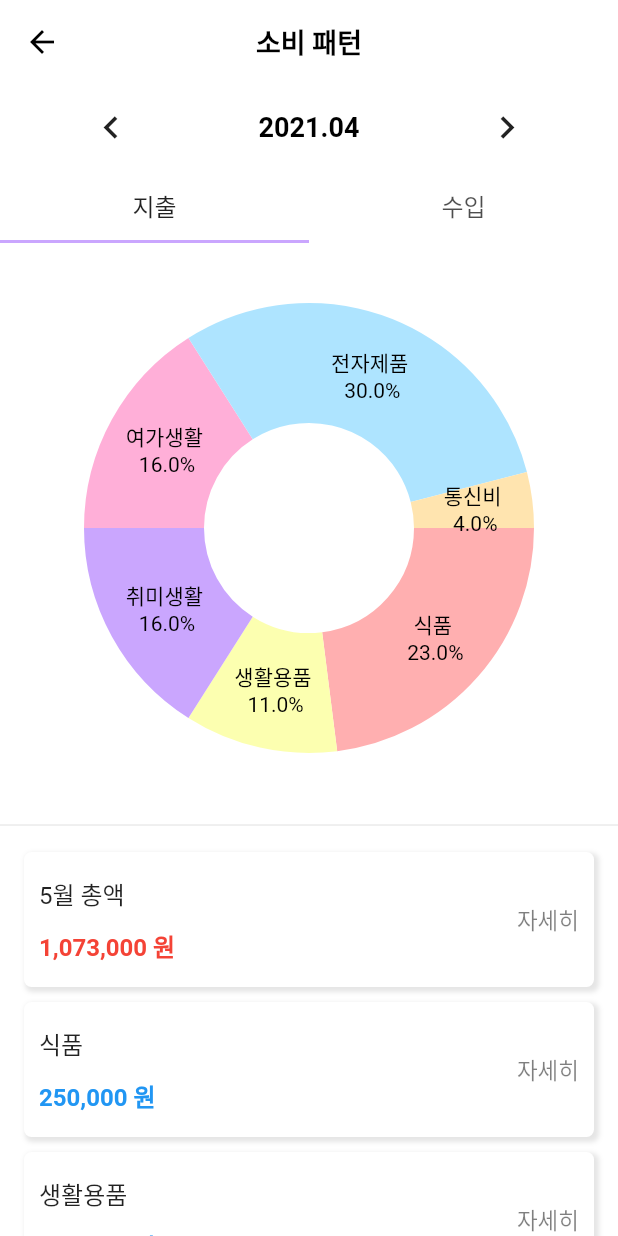
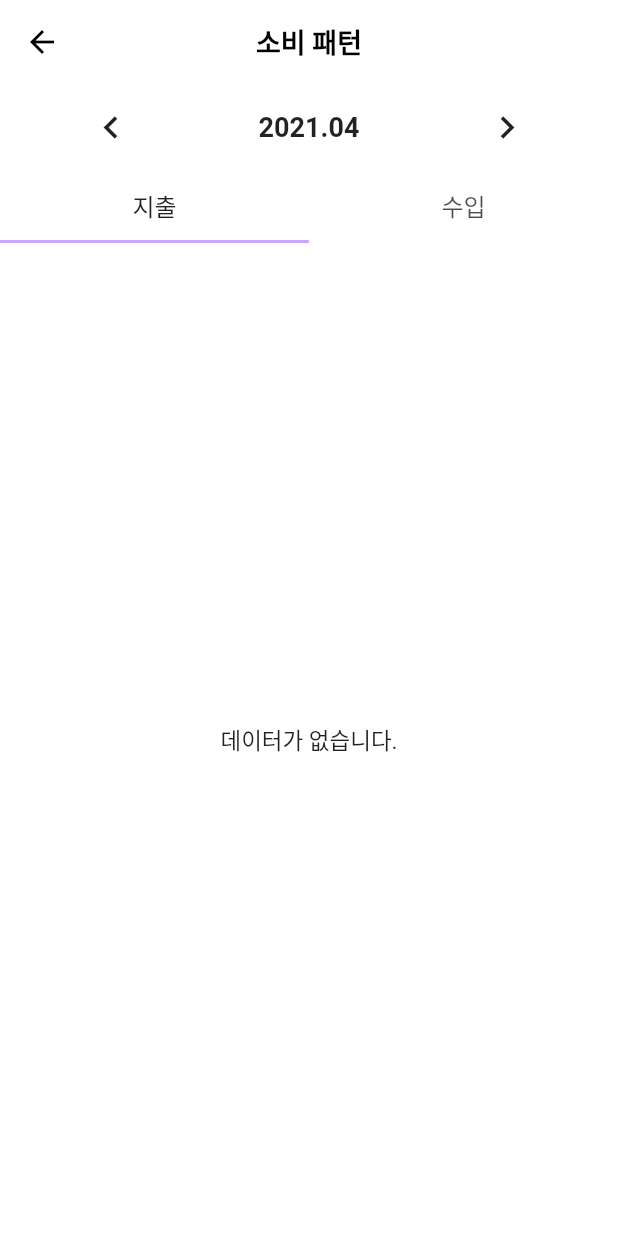
Before and after one commit to flxh4894/account_book, a Flutter app: the ChartPage screen opened directly, after a tap on the "chevron left" icon, on a phone screen of 412 x 824 dp. Run offline on Flutter 3.47's test engine with Material 2 defaults, Android fonts, the phone set to English and light mode, and no system bars; drawn by our look-alikes of fl_chart; our stand-ins replace get, math_expressions, sqflite, table_calendar; accounts and stored records are empty; statements that could not run were skipped.

Commit message:
차트데이터 데이터베이스와 연동 데이터피커 변경

```diff
--- a/lib/src/controller/chart_controller.dart
+++ b/lib/src/controller/chart_controller.dart
@@ -1,12 +1,20 @@
 import 'dart:ui';
 
+import 'package:accountbook/src/helper/db_helper.dart';
 import 'package:accountbook/src/model/category_info.dart';
 import 'package:flutter/material.dart';
 import 'package:get/get.dart';
+import 'package:sqflite/sqflite.dart';
 
 enum CategoryType {Income, Expense}
 
 class ChartController extends GetxController {
+  static Database _database;
+  Future<Database> get database async {
+    if (_database != null) return _database;
+    _database = await DatabaseHelper().database;
+    return _database;
+  }
 
   final List<Color> colors = [
     Color(0xffffafb0),
@@ -24,25 +32,41 @@ class ChartController extends GetxController {
   RxList<CategoryInfo> incomeList = <CategoryInfo>[].obs;
   RxInt totalIncome = 0.obs;
 
+  // 날짜 (현재일 기본값)
+  Rx<DateTime> _date = DateTime.now().obs;
+  DateTime get date => _date.value;
+
+  // 월 변경
+  void changeDate(int count) {
+    int daysInMonth(DateTime date){
+      var firstDayThisMonth = new DateTime(date.year, date.month, date.day);
+      var firstDayNextMonth = new DateTime(firstDayThisMonth.year, firstDayThisMonth.month + count, firstDayThisMonth.day);
+      return firstDayNextMonth.difference(firstDayThisMonth).inDays;
+    }
+    _date( _date.value.add(Duration(days: daysInMonth(_date.value))) );
+  }
 
   @override
   void onInit() {
-    getExpenseList();
-    getIncomeList();
+    getExpenseList(DateTime.now());
+    getIncomeList(DateTime.now());
     super.onInit();
   }
 
   // 카테고리별 내역 가져오기
-  void getExpenseList() async {
-    expenseList.addAll([
-      CategoryInfo(type: 1, percent: 20, text: '식품', price: 250000),
-      CategoryInfo(type: 2, percent: 10, text: '생활용품', price: 120000),
-      CategoryInfo(type: 3, percent: 15, text: '취미생활', price: 170000),
-      CategoryInfo(type: 4, percent: 15, text: '여가생활', price: 170000),
-      CategoryInfo(type: 5, percent: 27, text: '전자제품', price: 320000),
-      CategoryInfo(type: 6, percent: 13, text: '통신비', price: 43000),
-    ]);
+  void getExpenseList(DateTime date) async {
+    final db = await database;
+    final year = date.year;
+    final month = date.month < 10 ? '0${date.month}' : date.month;
+    final yearMonth = '$year$month';
 
+    var list = await db.rawQuery("SELECT sum(A.price) AS price, A.category, B.name " +
+        "FROM daily_cost A, category B " +
+        "WHERE A.category = B.id AND B.type = 2 AND A.date BETWEEN '${yearMonth}01' AND '${yearMonth}31' " +
+        "GROUP BY A.category " +
+        "ORDER BY price DESC");
+
+    expenseList(list.map((e) => CategoryInfo.fromJson(e)).toList() );
     setTotalExpense();
   }
 
@@ -55,11 +79,19 @@ class ChartController extends GetxController {
     totalExpense(total);
   }
 
-  void getIncomeList() async {
-    incomeList.addAll([
-      CategoryInfo(type: 99, percent: 20, text: '근로소득', price: 4500000),
-      CategoryInfo(type: 99, percent: 20, text: '투자소득', price: 1250000),
-    ]);
+  void getIncomeList(DateTime date) async {
+    final db = await database;
+    final year = date.year;
+    final month = date.month < 10 ? '0${date.month}' : date.month;
+    final yearMonth = '$year$month';
+
+    var list = await db.rawQuery("SELECT sum(A.price) AS price, A.category, B.name " +
+        "FROM daily_cost A, category B " +
+        "WHERE A.category = B.id AND B.type = 1 AND A.date BETWEEN '${yearMonth}01' AND '${yearMonth}31' " +
+        "GROUP BY A.category " +
+        "ORDER BY price DESC");
+
+    incomeList( list.map((e) => CategoryInfo.fromJson(e)).toList() );
     setTotalIncome();
   }
 
--- a/lib/src/model/category_info.dart
+++ b/lib/src/model/category_info.dart
@@ -1,8 +1,13 @@
 class CategoryInfo {
-  final int type;
-  final int percent;
+  final int category;
   final int price;
-  final String text;
+  final String name;
 
-  CategoryInfo({this.type, this.percent, this.text, this.price});
+  CategoryInfo({this.category, this.name, this.price});
+
+  factory CategoryInfo.fromJson(Map<String, dynamic> json) => CategoryInfo(
+    category: json['category'],
+    price: json['price'],
+    name: json['name']
+  );
 }
--- a/lib/src/page/chart.dart
+++ b/lib/src/page/chart.dart
@@ -2,35 +2,25 @@ import 'package:accountbook/src/component/datePicker.dart';
 import 'package:accountbook/src/component/list_row.dart';
 import 'package:accountbook/src/controller/chart_controller.dart';
 import 'package:accountbook/src/controller/util_controller.dart';
+import 'package:accountbook/src/model/category_info.dart';
 import 'package:accountbook/src/utils/common_utils.dart';
 import 'package:fl_chart/fl_chart.dart';
-import 'package:flutter/gestures.dart';
 import 'package:flutter/material.dart';
 import 'package:get/get.dart';
 import 'dart:math' as math;
-import 'chart/indicator.dart';
 
-class ChartPage extends StatefulWidget {
-  @override
-  _ChartPageState createState() => _ChartPageState();
-}
-
-class _ChartPageState extends State<ChartPage> {
-  final UtilController _utilController = Get.put(UtilController());
+class ChartPage extends StatelessWidget {
+  final UtilController _utilController = Get.find<UtilController>();
   final ChartController _chartController = Get.put(ChartController());
   final CommonUtils _utils = CommonUtils();
-  int touchedIndex = -1;
-  List<Color> colors;
-
-  @override
-  void initState() {
-    colors = _chartController.colors;
-    super.initState();
-  }
 
   Widget _body() {
     return TabBarView(
         children: [
+          _chartController.expenseList.length == 0
+          ? Center(
+            child: Text('데이터가 없습니다.'),
+          ) :
           SingleChildScrollView(
             child: Column(
               children: [
@@ -40,6 +30,10 @@ class _ChartPageState extends State<ChartPage> {
               ],
             ),
           ),
+          _chartController.incomeList.length == 0
+              ? Center(
+            child: Text('데이터가 없습니다.'),
+          ) :
           SingleChildScrollView(
             child: Column(
               children: [
@@ -54,7 +48,8 @@ class _ChartPageState extends State<ChartPage> {
   }
 
   Widget datePicker() {
-    return Container(
+    return Obx(
+      () => Container(
         padding: EdgeInsets.symmetric(horizontal: 50, vertical: 5),
         decoration: BoxDecoration(
           borderRadius: BorderRadius.circular(10),
@@ -64,13 +59,22 @@ class _ChartPageState extends State<ChartPage> {
           children: [
             IconButton(
                 icon: Icon(Icons.chevron_left, size: 30),
-              onPressed: () => _utilController.changeDate(-1)),
-          DatePickerComponent(
-              now: DateTime.now(), fontColor: Colors.black, fontSize: 18),
+                onPressed: () {
+                  _chartController.changeDate(-1);
+                  _chartController.getExpenseList(_chartController.date);
+                  _chartController.getIncomeList(_chartController.date);
+                }),
+            Text(_utils.getYearMonth(_chartController.date),
+                style: TextStyle(fontSize: 18, fontWeight: FontWeight.bold) ),
             IconButton(
                 icon: Icon(Icons.chevron_right, size: 30),
-              onPressed: () => _utilController.changeDate(1)),
+                onPressed: () {
+                  _chartController.changeDate(1);
+                  _chartController.getExpenseList(_chartController.date);
+                  _chartController.getIncomeList(_chartController.date);
+                }),
           ],
+        ),
       ),
     );
   }
@@ -110,8 +114,8 @@ class _ChartPageState extends State<ChartPage> {
       child: Column(
         children: [
           ListRowComponent('5월 총액', total, 1),
-          for(var category in list)
-            ListRowComponent(category.text, category.price * flag, 1)
+          for(CategoryInfo category in list)
+            ListRowComponent(category.name, category.price * flag, 1)
         ],
       ),
     );
@@ -131,9 +135,9 @@ class _ChartPageState extends State<ChartPage> {
       final radius = 80.0;
 
       return PieChartSectionData(
-        color: colors[i],
+        color: _chartController.colors[i],
         value: _chartController.getCategoryPercent(i, type),
-        title: '${categories[i].text} \n ${_chartController.getCategoryPercent(i, type)}%',
+        title: '${categories[i].name} ${_chartController.getCategoryPercent(i, type)}%',
         radius: radius,
         titleStyle: TextStyle(
             fontSize: fontSize,color: Colors.black),
@@ -169,7 +173,7 @@ class _ChartPageState extends State<ChartPage> {
             ),
           ),
         ),
-        body: _body(),
+        body: Obx(() => _body()),
       ),
     );
   }
```
Also changed, not shown: lib/main.dart (+6 -1 lines), lib/src/controller/asset_controller.dart (deleted, +0 -26 lines), lib/src/controller/cost_controller.dart (+49 -22 lines), lib/src/page/goal.dart (+6 -2 lines), lib/src/page/home.dart (+13 -9 lines). Lines whose indentation alone changed are shown as unchanged.
